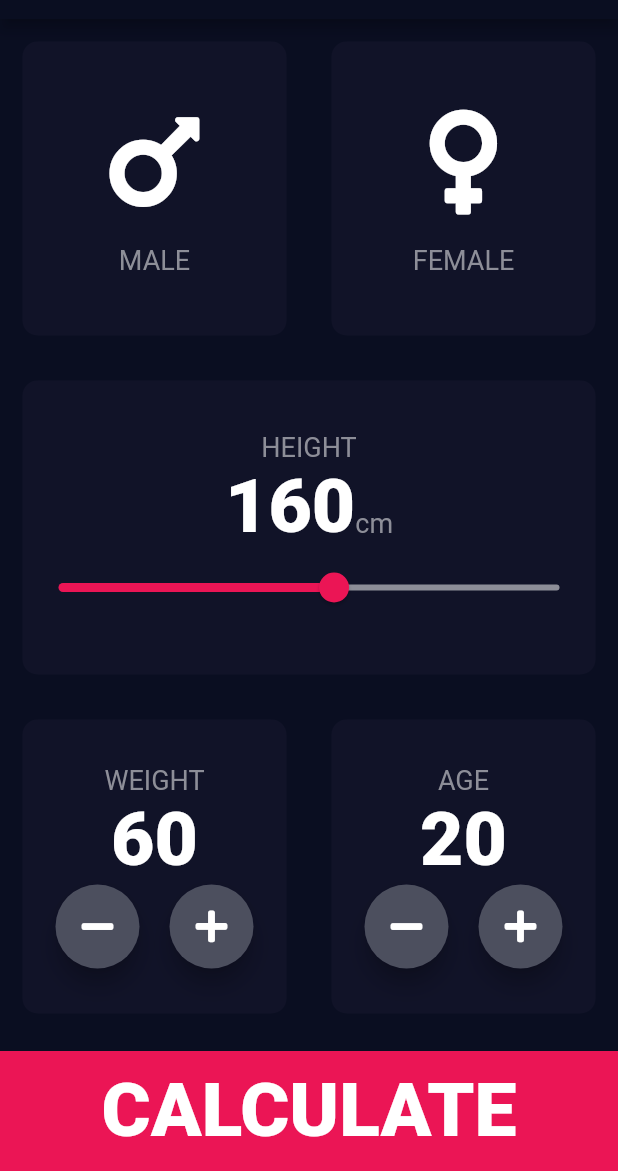
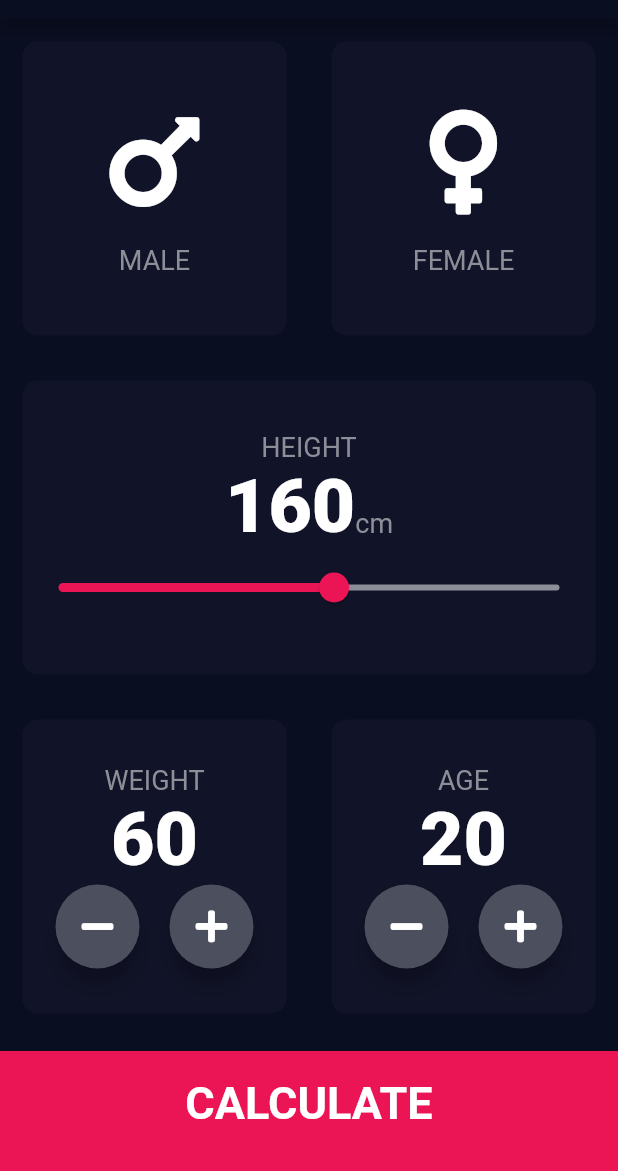
Before and after one commit to Mina329/BMI-Calculator-Flutter-, a Flutter app: the screen it shows after launch, on a phone screen of 412 x 824 dp, the part 65-1236 px from its top. Run offline on Flutter 3.47's test engine with Material 2 defaults, Android fonts, the phone set to English and light mode, and no system bars; our stand-ins replace font_awesome_flutter.

```diff
--- a/lib/BottomButton.dart
+++ b/lib/BottomButton.dart
@@ -0,0 +1,26 @@
+import 'package:flutter/material.dart';
+import 'constants.dart';
+
+class BottomButton extends StatelessWidget {
+  final VoidCallback onTap ;
+  final String text;
+  BottomButton({required this.text ,required this.onTap});
+  @override
+  Widget build(BuildContext context) {
+    return GestureDetector(
+      onTap: onTap,
+      child: Container(
+        child: Center(
+          child: Text(
+            text,
+            style: kLargeTextStyle,
+          ),
+        ),
+        color: kBottombuttoncolor,
+        height: kBottomContainerHeight,
+        padding: EdgeInsets.only(bottom: 10.0),
+        margin: EdgeInsets.only(top: 10.0),
+      ),
+    );
+  }
+}
--- a/lib/input_page.dart
+++ b/lib/input_page.dart
@@ -4,6 +4,7 @@ import 'reusable_card.dart';
 import 'type_icon.dart';
 import 'constants.dart';
 import 'RoundActionButton.dart';
+import 'BottomButton.dart';
 
 enum Gender { Male, Female }
 
@@ -202,16 +203,11 @@ class _State extends State<InputPage> {
               ],
             ),
           ),
-          GestureDetector(
+          BottomButton(
+            text: 'CALCULATE',
             onTap: (){
               Navigator.pushNamed(context, '/Result');
             },
-            child: Container(
-              child: Center(child: Text('CALCULATE',style: kNumberStyle,),),
-              color: kBottombuttoncolor,
-              height: kBottomContainerHeight,
-              margin: EdgeInsets.only(top: 10.0),
-            ),
           ),
         ],
       ),
```
Also changed, not shown: lib/ResultPage.dart (+49 -2 lines).
